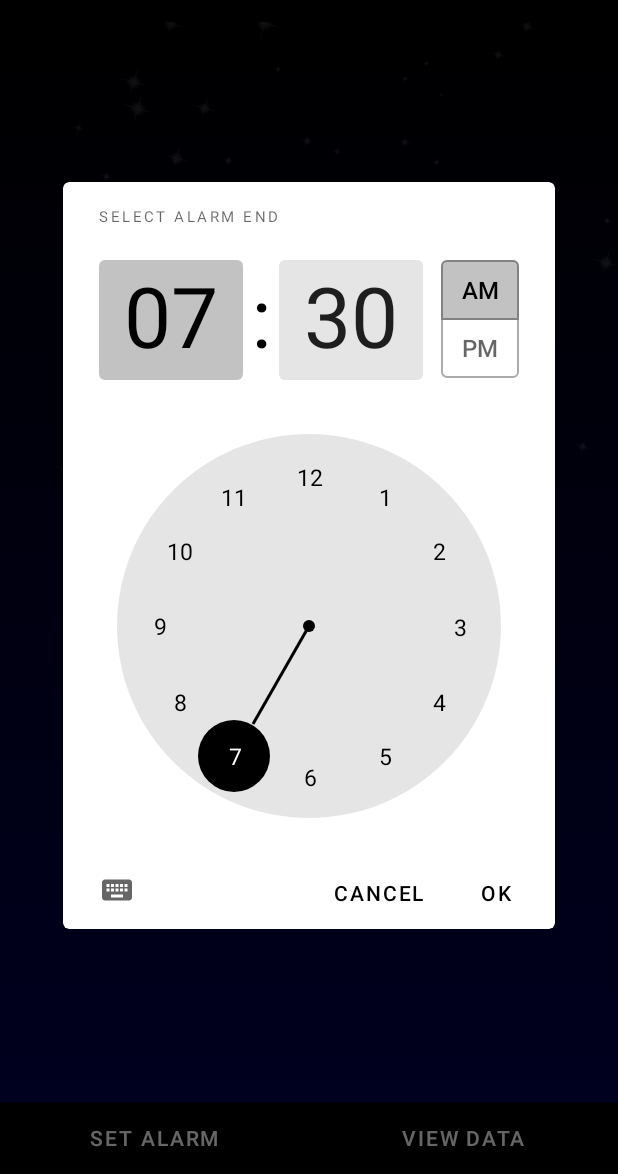
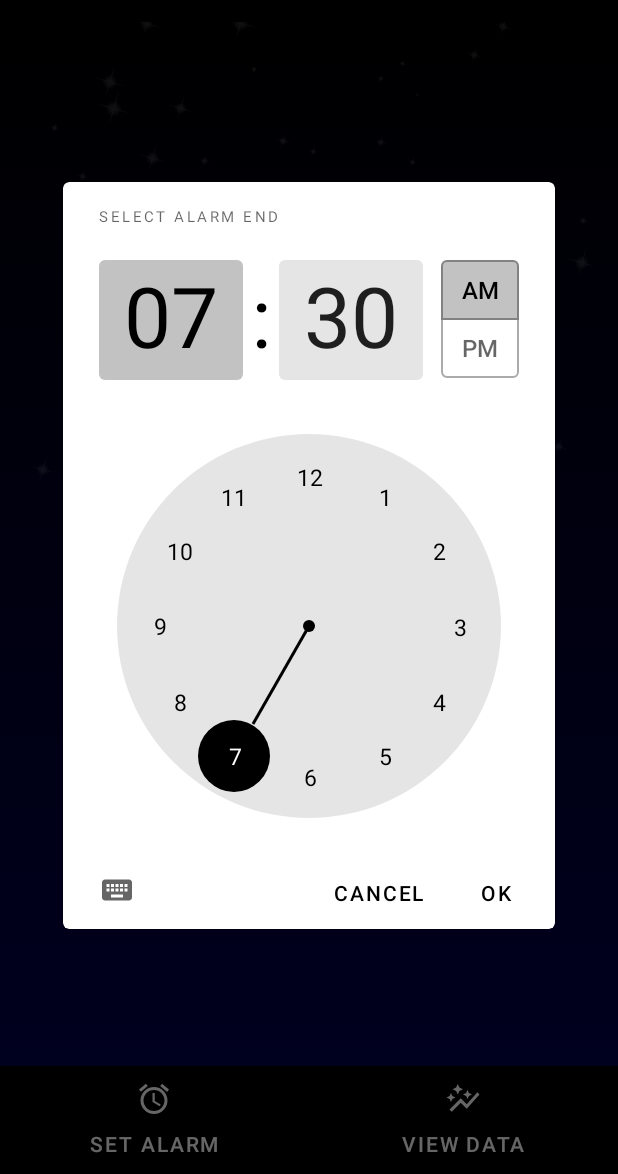
Before and after one commit to lindaf3/IntegratedNightstandKotlin, an Android app: the screen it shows after launch (MainActivity), after a tap on "ALARM END", on a phone screen of 412 x 824 dp, the part 62-1236 px from its top. Run offline under Robolectric (Android 15) with nearby library versions, the phone set to English and light mode, and no system bars.

Commit message:
hardcoded graph interface

```diff
--- /dev/null
+++ b/app/src/main/res/drawable/ic_baseline_access_alarm_24.xml
@@ -0,0 +1,5 @@
+<vector android:height="24dp" android:tint="#FFFFFF"
+    android:viewportHeight="24" android:viewportWidth="24"
+    android:width="24dp" xmlns:android="http://schemas.android.com/apk/res/android">
+    <path android:fillColor="@android:color/white" android:pathData="M22,5.72l-4.6,-3.86 -1.29,1.53 4.6,3.86L22,5.72zM7.88,3.39L6.6,1.86 2,5.71l1.29,1.53 4.59,-3.85zM12.5,8L11,8v6l4.75,2.85 0.75,-1.23 -4,-2.37L12.5,8zM12,4c-4.97,0 -9,4.03 -9,9s4.02,9 9,9c4.97,0 9,-4.03 9,-9s-4.03,-9 -9,-9zM12,20c-3.87,0 -7,-3.13 -7,-7s3.13,-7 7,-7 7,3.13 7,7 -3.13,7 -7,7z"/>
+</vector>
--- /dev/null
+++ b/app/src/main/res/drawable/ic_baseline_auto_graph_24.xml
@@ -0,0 +1,5 @@
+<vector android:height="24dp" android:tint="#FFFFFF"
+    android:viewportHeight="24" android:viewportWidth="24"
+    android:width="24dp" xmlns:android="http://schemas.android.com/apk/res/android">
+    <path android:fillColor="@android:color/black" android:pathData="M14.06,9.94L12,9l2.06,-0.94L15,6l0.94,2.06L18,9l-2.06,0.94L15,12L14.06,9.94zM4,14l0.94,-2.06L7,11l-2.06,-0.94L4,8l-0.94,2.06L1,11l2.06,0.94L4,14zM8.5,9l1.09,-2.41L12,5.5L9.59,4.41L8.5,2L7.41,4.41L5,5.5l2.41,1.09L8.5,9zM4.5,20.5l6,-6.01l4,4L23,8.93l-1.41,-1.41l-7.09,7.97l-4,-4L3,19L4.5,20.5z"/>
+</vector>
--- a/app/src/main/res/layout/activity_main.xml
+++ b/app/src/main/res/layout/activity_main.xml
@@ -23,15 +23,22 @@
         android:contentDescription="@string/bottom_tab"
         app:tabGravity="fill"
         app:tabMode="fixed"
-        app:tabTextColor="@color/white">
+        app:tabTextColor="@color/white"
+        app:tabIconTint="@color/white">
         <com.google.android.material.tabs.TabItem
             android:id="@+id/setAlarm"
+            android:visible="true"
+            android:icon="@drawable/ic_baseline_access_alarm_24"
+            android:enabled="true"
             android:layout_width="wrap_content"
             android:layout_height="wrap_content"
             android:text="@string/set_alarm" />
 
         <com.google.android.material.tabs.TabItem
             android:id="@+id/viewData"
+            android:visible="true"
+            android:icon="@drawable/ic_baseline_auto_graph_24"
+            android:enabled="true"
             android:layout_width="wrap_content"
             android:layout_height="wrap_content"
             android:text="@string/view_data" />
--- a/app/src/main/res/layout/fragment_set_alarm.xml
+++ b/app/src/main/res/layout/fragment_set_alarm.xml
@@ -14,9 +14,10 @@
         android:layout_alignParentStart="true"
         android:layout_alignParentEnd="true"
         android:layout_alignParentBottom="true"
-        android:layout_marginStart="16dp"
-        android:layout_marginEnd="-14dp"
-        android:layout_marginBottom="-14dp"
+        android:layout_centerVertical="true"
+        android:layout_marginStart="0dp"
+        android:layout_marginEnd="2dp"
+        android:layout_marginBottom="-8dp"
         android:contentDescription="@string/starry_sky"
         android:scaleType="fitStart"
         app:srcCompat="@drawable/stars" />
@@ -80,7 +81,7 @@
         android:layout_alignParentBottom="true"
         android:layout_centerInParent="true"
         android:layout_marginEnd="147dp"
-        android:layout_marginBottom="115dp"
+        android:layout_marginBottom="90dp"
         android:text="@string/set" />
 
 
--- a/app/src/main/res/values/strings.xml
+++ b/app/src/main/res/values/strings.xml
@@ -12,5 +12,6 @@
     <string name="view_data">View Data</string>
     <string name="set_data">SET DATA</string>
     <string name="bottom_tab">bottom tab</string>
+    <string name="refresh">Refresh</string>
 
 </resources>
```
Also changed, not shown: app/src/main/java/com/example/myapplication/ViewDataFragment.kt (+22 -1 lines), app/src/main/res/layout/fragment_view_data.xml (+13 -4 lines).
